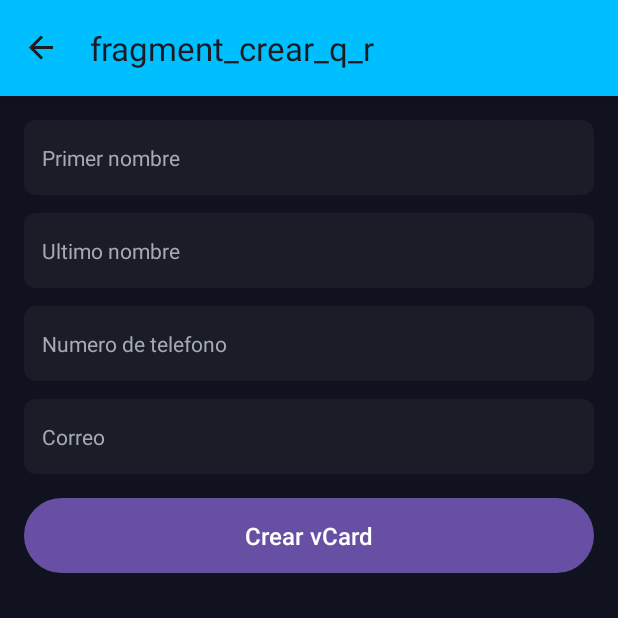
After one commit to ErikGarciaLopez/CodigosQR, an Android app: the CrearQR screen opened through its navigation route, on a phone screen of 412 x 824 dp, the top half of it. The commit adds this screen. Run offline under Robolectric (Android 15) with nearby library versions, the phone set to English and light mode, and no system bars; our stand-ins replace navigation-ui.

Commit message:
Empiezo formulario de vCard

```diff
--- /dev/null
+++ b/app/src/main/java/com/example/codigosqr/CrearQR.kt
@@ -0,0 +1,55 @@
+package com.example.codigosqr
+
+import android.os.Bundle
+import androidx.fragment.app.Fragment
+import android.view.LayoutInflater
+import android.view.View
+import android.view.ViewGroup
+import com.example.codigosqr.databinding.FragmentCrearQRBinding
+
+class CrearQR : Fragment() {
+
+    private var _binding: FragmentCrearQRBinding? = null
+    private val binding get() = _binding!!
+
+    override fun onCreateView(
+        inflater: LayoutInflater, container: ViewGroup?,
+        savedInstanceState: Bundle?
+    ): View? {
+        _binding = FragmentCrearQRBinding.inflate(layoutInflater, container, false)
+        return binding.root
+    }
+
+    override fun onViewCreated(view: View, savedInstanceState: Bundle?) {
+        super.onViewCreated(view, savedInstanceState)
+
+        binding.btnGenerarVCard.setOnClickListener {
+            generarVCardQR()
+        }
+
+    }
+
+    private fun generarVCardQR() {
+        val nombre = binding.etNombre.text.toString().trim()
+        val apellido = binding.etApellido.text.toString().trim()
+        val telefono = binding.etTelefono.text.toString().trim()
+        val correo = binding.etCorreo.text.toString().trim()
+
+    }
+
+    override fun onPause() {
+        super.onPause()
+        //TODO
+    }
+
+    override fun onResume() {
+        super.onResume()
+        //TODO
+    }
+
+    override fun onDestroy() {
+        super.onDestroy()
+        _binding = null
+    }
+
+}
--- a/app/src/main/java/com/example/codigosqr/MainFragment.kt
+++ b/app/src/main/java/com/example/codigosqr/MainFragment.kt
@@ -24,8 +24,14 @@ class MainFragment : Fragment() {
     override fun onViewCreated(view: View, savedInstanceState: Bundle?) {
         super.onViewCreated(view, savedInstanceState)
 
+        //Navegacion al Scanner
         binding.ivCamara.setOnClickListener {
             findNavController().navigate(R.id.action_mainFragment_to_scannerFragment)
+        }
+
+        //Navegacion a CrearQR
+        binding.btnCreateCode.setOnClickListener {
+            findNavController().navigate(R.id.action_mainFragment_to_crearQR)
         }
     }
 
--- /dev/null
+++ b/app/src/main/res/drawable/rounded_button.xml
@@ -0,0 +1,4 @@
+<shape xmlns:android="http://schemas.android.com/apk/res/android">
+    <solid android:color="#1D66FF" />
+    <corners android:radius="25dp" />
+</shape>
--- /dev/null
+++ b/app/src/main/res/drawable/rounded_edittext.xml
@@ -0,0 +1,4 @@
+<shape xmlns:android="http://schemas.android.com/apk/res/android">
+    <solid android:color="#1A1C28" />
+    <corners android:radius="8dp" />
+</shape>
--- /dev/null
+++ b/app/src/main/res/layout/fragment_crear_q_r.xml
@@ -0,0 +1,79 @@
+<ScrollView xmlns:android="http://schemas.android.com/apk/res/android"
+    android:layout_width="match_parent"
+    android:layout_height="match_parent"
+    android:background="#10131F"
+    android:padding="16dp">
+
+    <LinearLayout
+        android:layout_width="match_parent"
+        android:layout_height="wrap_content"
+        android:orientation="vertical">
+
+        <!-- Campo para el Nombre -->
+        <EditText
+            android:id="@+id/etNombre"
+            android:layout_width="match_parent"
+            android:layout_height="50dp"
+            android:hint="Primer nombre"
+            android:background="@drawable/rounded_edittext"
+            android:padding="12dp"
+            android:textColorHint="#A6A9B0"
+            android:textColor="#FFFFFF"
+            android:textSize="14sp"
+            android:inputType="textPersonName"
+            android:layout_marginBottom="12dp" />
+
+        <!-- Campo para el Apellido -->
+        <EditText
+            android:id="@+id/etApellido"
+            android:layout_width="match_parent"
+            android:layout_height="50dp"
+            android:hint="Ultimo nombre"
+            android:background="@drawable/rounded_edittext"
+            android:padding="12dp"
+            android:textColorHint="#A6A9B0"
+            android:textColor="#FFFFFF"
+            android:textSize="14sp"
+            android:inputType="textPersonName"
+            android:layout_marginBottom="12dp" />
+
+        <!-- Campo para el Teléfono -->
+        <EditText
+            android:id="@+id/etTelefono"
+            android:layout_width="match_parent"
+            android:layout_height="50dp"
+            android:hint="Numero de telefono"
+            android:background="@drawable/rounded_edittext"
+            android:padding="12dp"
+            android:textColorHint="#A6A9B0"
+            android:textColor="#FFFFFF"
+            android:textSize="14sp"
+            android:inputType="phone"
+            android:layout_marginBottom="12dp" />
+
+        <!-- Campo para el Correo Electrónico -->
+        <EditText
+            android:id="@+id/etCorreo"
+            android:layout_width="match_parent"
+            android:layout_height="50dp"
+            android:hint="Correo"
+            android:background="@drawable/rounded_edittext"
+            android:padding="12dp"
+            android:textColorHint="#A6A9B0"
+            android:textColor="#FFFFFF"
+            android:textSize="14sp"
+            android:inputType="textEmailAddress"
+            android:layout_marginBottom="16dp" />
+
+        <!-- Botón para generar vCard -->
+        <Button
+            android:id="@+id/btnGenerarVCard"
+            android:layout_width="match_parent"
+            android:layout_height="50dp"
+            android:text="Crear vCard"
+            android:textColor="#FFFFFF"
+            android:backgroundTint="#1D66FF"
+            android:background="@drawable/rounded_button"
+            android:textSize="16sp" />
+    </LinearLayout>
+</ScrollView>
--- a/app/src/main/res/navigation/nav_graph.xml
+++ b/app/src/main/res/navigation/nav_graph.xml
@@ -13,6 +13,9 @@
         <action
             android:id="@+id/action_mainFragment_to_scannerFragment"
             app:destination="@id/scannerFragment" />
+        <action
+            android:id="@+id/action_mainFragment_to_crearQR"
+            app:destination="@id/crearQR" />
     </fragment>
     <fragment
         android:id="@+id/scannerFragment"
@@ -26,4 +29,16 @@
             app:popUpToInclusive="true"
             />
     </fragment>
+    <fragment
+        android:id="@+id/crearQR"
+        android:name="com.example.codigosqr.CrearQR"
+        android:label="fragment_crear_q_r"
+        tools:layout="@layout/fragment_crear_q_r" >
+        <action
+            android:id="@+id/action_crearQR_to_mainFragment"
+            app:destination="@id/mainFragment"
+            app:popUpTo="@id/nav_graph"
+            app:popUpToInclusive="true"
+            />
+    </fragment>
 </navigation>
```
